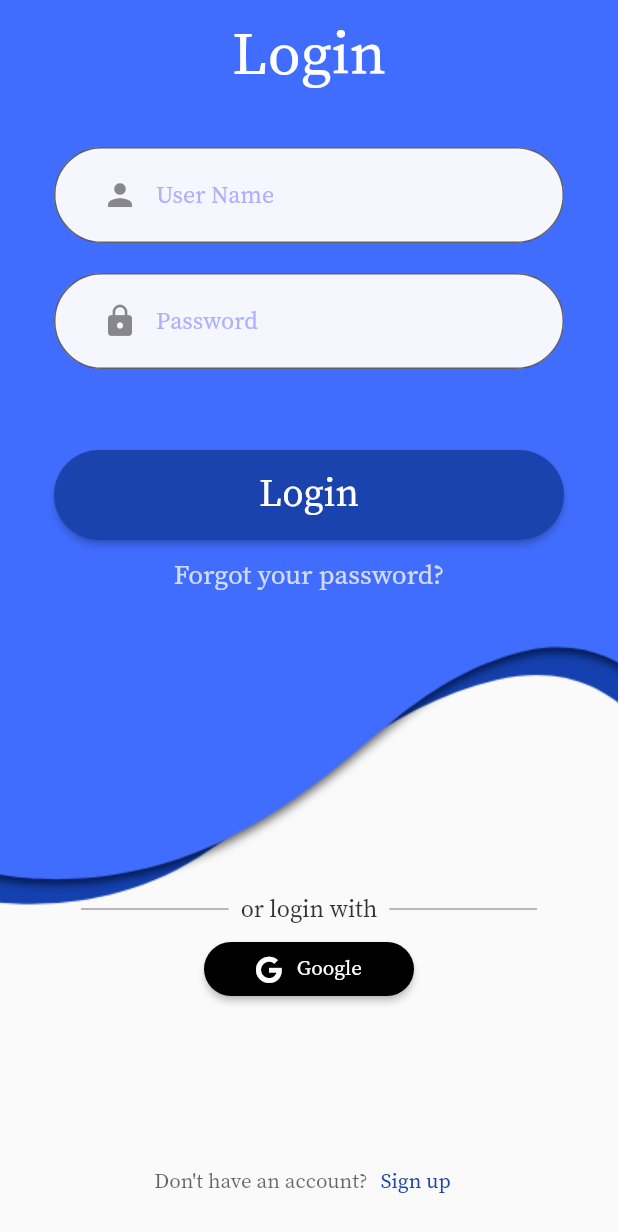
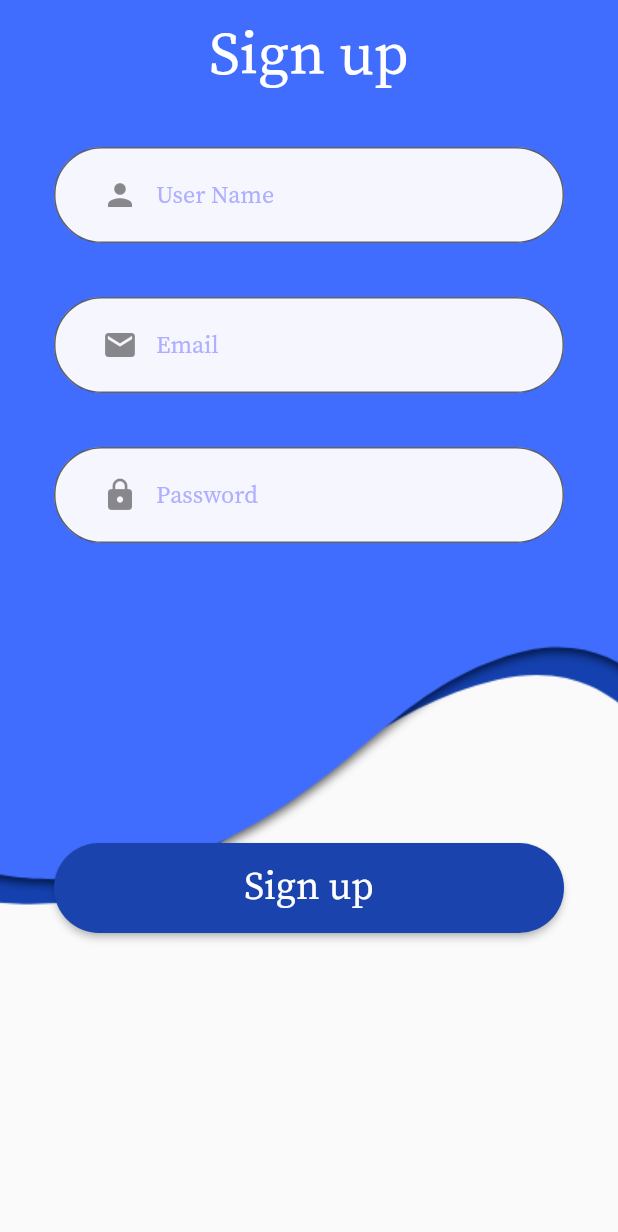
Before and after one commit to GarazaX/note-taking, a Flutter app: the screen it shows after launch, after a tap on "Sign up", on a phone screen of 412 x 824 dp. Shown: the top 1232 px of the screen. Run offline on Flutter 3.47's test engine with Material 2 defaults, Android fonts, the phone set to English and light mode, and no system bars; our stand-ins replace font_awesome_flutter; project files that could hold a hidden picture were left out.

Commit message:
build register page

```diff
--- a/lib/screens/login_page.dart
+++ b/lib/screens/login_page.dart
@@ -1,10 +1,16 @@
 import 'package:flutter/material.dart';
 import 'package:font_awesome_flutter/font_awesome_flutter.dart';
 import 'package:note_taking/constants.dart';
+import 'package:note_taking/screens/register_page.dart';
 
-class LoginPage extends StatelessWidget {
+class LoginPage extends StatefulWidget {
   const LoginPage({Key? key}) : super(key: key);
 
+  @override
+  _LoginPageState createState() => _LoginPageState();
+}
+
+class _LoginPageState extends State<LoginPage> {
   @override
   Widget build(BuildContext context) {
     var deviceSize = MediaQuery.of(context).size;
@@ -77,7 +83,10 @@ class LoginPage extends StatelessWidget {
           style: TextStyle(color: Colors.black.withOpacity(0.6)),
         ),
         TextButton(
-          onPressed: () {},
+          onPressed: () {
+            Navigator.push(context,
+                MaterialPageRoute(builder: (context) => RegisterPage()));
+          },
           child: Text(
             "Sign up",
             style: TextStyle(color: Color(0xff1B43AD)),
--- a/lib/screens/register_page.dart
+++ b/lib/screens/register_page.dart
@@ -0,0 +1,147 @@
+import 'package:flutter/material.dart';
+//import 'package:font_awesome_flutter/font_awesome_flutter.dart';
+import 'package:note_taking/constants.dart';
+
+class RegisterPage extends StatefulWidget {
+  const RegisterPage({Key? key}) : super(key: key);
+
+  @override
+  _RegisterPageState createState() => _RegisterPageState();
+}
+
+class _RegisterPageState extends State<RegisterPage> {
+  @override
+  Widget build(BuildContext context) {
+    var deviceSize = MediaQuery.of(context).size;
+    return Scaffold(
+      body: SingleChildScrollView(
+        child: Container(
+          height: deviceSize.height,
+          width: deviceSize.width,
+          child: Stack(
+            children: [
+              buildBackGorundImage(),
+              buildBody(),
+            ],
+          ),
+        ),
+      ),
+    );
+  }
+
+  Widget buildBody() {
+    return SafeArea(
+      child: Center(
+        child: Padding(
+          padding: const EdgeInsets.symmetric(
+            horizontal: 36.0,
+            vertical: 12,
+          ),
+          child: Column(
+            children: [
+              buildTopText(),
+              SizedBox(
+                height: 36,
+              ),
+              buildTextField(Icons.person, "User Name"),
+              SizedBox(
+                height: 36,
+              ),
+              buildTextField(Icons.email, "Email"),
+              SizedBox(
+                height: 36,
+              ),
+              buildTextField(Icons.lock, "Password"),
+              SizedBox(
+                height: 200,
+              ),
+              buildMaterialButton("Sign up", () {}),
+              /*
+              Spacer(
+                flex: 2,
+              ),
+              Column(
+                children: [
+                  buildOrLoginLine(),
+                  buildGoogleButton(),
+                ],
+              ),
+              Spacer(
+                flex: 1,
+              ),
+              buildSignUpButton()
+              */
+            ],
+          ),
+        ),
+      ),
+    );
+  }
+
+  Widget buildMaterialButton(String text, Function click) {
+    return MaterialButton(
+      textColor: Colors.white,
+      color: Color(0xff1B43AD),
+      child: Text(
+        "$text",
+        style: TextStyle(
+          fontFamily: "SourceSerif",
+          fontSize: 26,
+          fontWeight: FontWeight.normal,
+        ),
+      ),
+      onPressed: () => click(),
+      minWidth: double.infinity,
+      height: 60,
+      shape: RoundedRectangleBorder(borderRadius: BorderRadius.circular(32)),
+    );
+  }
+
+  Widget buildTextField(IconData icon, String hintText,
+      [bool isObscure = false]) {
+    return TextField(
+      obscureText: isObscure,
+      decoration: InputDecoration(
+        contentPadding: EdgeInsets.symmetric(vertical: 22),
+        border: OutlineInputBorder(
+          borderRadius: BorderRadius.circular(32),
+        ),
+        filled: true,
+        hintStyle: TextStyle(color: Color(0xffAFAFFF)),
+        hintText: hintText,
+        fillColor: softWhite,
+        prefixIcon: Padding(
+          padding: const EdgeInsets.only(left: 32.0, right: 12),
+          child: Icon(icon),
+        ),
+      ),
+    );
+  }
+
+  Widget buildTopText() {
+    return Text(
+      "Sign up",
+      style: TextStyle(
+        color: Colors.white,
+        fontSize: 40,
+      ),
+    );
+  }
+
+  Widget buildBackGorundImage() {
+    return Positioned(
+      child: Image.asset(
+        "assets/images/bg.png",
+      ),
+      top: -20,
+      left: 0,
+    );
+  }
+
+  Widget buildDivider() {
+    return Divider(
+      color: Color(0xff707070).withOpacity(0.8),
+      thickness: 0.8,
+    );
+  }
+}
```
